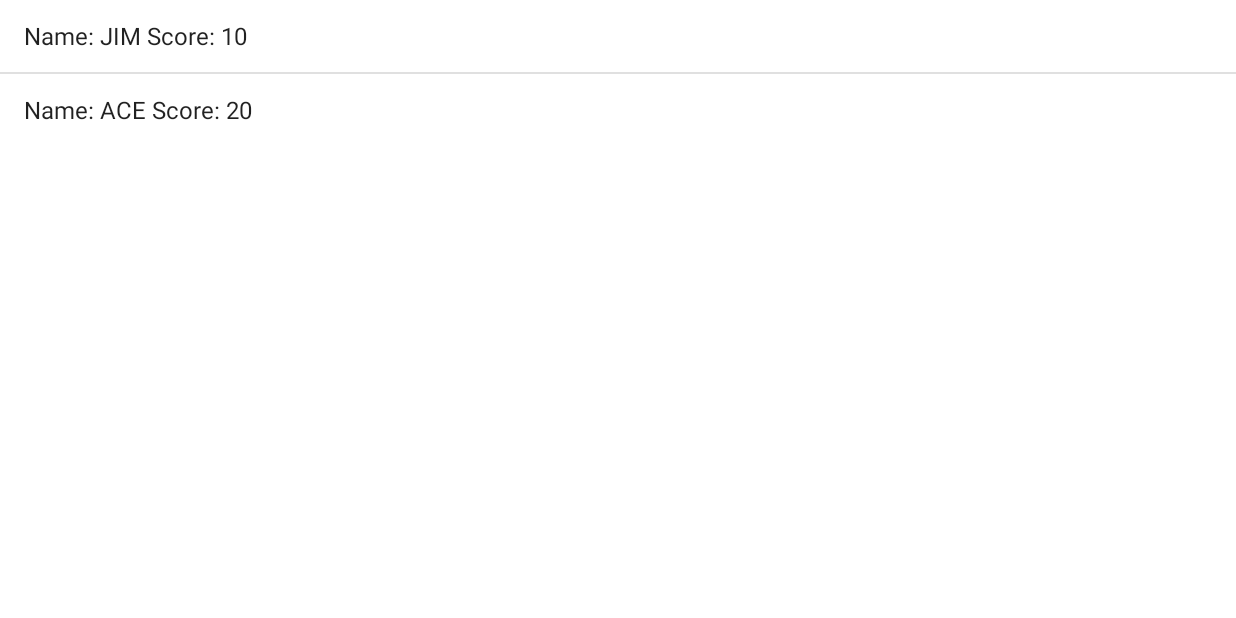
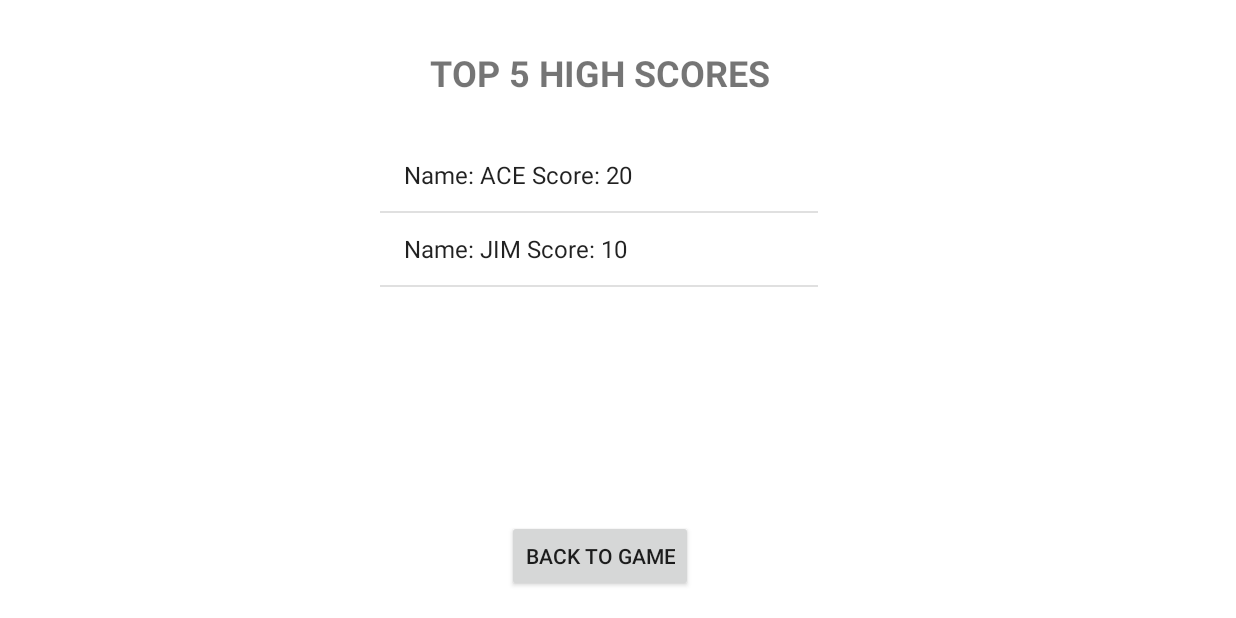
Before and after one commit to StevenK418/MemoryGameApp, an Android app: the HighScoreTable screen opened directly, with no data from a screen before it, on a phone screen of 824 x 412 dp (held sideways). Run offline under Robolectric (Android 15) with nearby library versions, the phone set to English and light mode, and no system bars.

Commit message:
=> Improved Game loop after High scores are shown.

```diff
--- a/app/src/main/java/com/example/memorygameapp/DatabaseManager.java
+++ b/app/src/main/java/com/example/memorygameapp/DatabaseManager.java
@@ -47,7 +47,10 @@ public class DatabaseManager extends SQLiteOpenHelper
         onCreate(db);
     }
 
-    // code to add the new contact
+    /**
+     * Creates a new record ion the db
+     * @param highscore
+     */
     void addRecordToDatabase(HighScore highscore)
     {
         SQLiteDatabase db = this.getWritableDatabase();
@@ -62,8 +65,12 @@ public class DatabaseManager extends SQLiteOpenHelper
         db.close(); // Closing database connection
     }
 
-    // code to update the single contact
-    public int updateHighscore(HighScore highscore)
+    /**
+     * Updates a given record in the db
+     * @param highscore
+     * @return
+     */
+    public int UpdateHighScore(HighScore highscore)
     {
         SQLiteDatabase db = this.getWritableDatabase();
 
@@ -89,7 +96,6 @@ public class DatabaseManager extends SQLiteOpenHelper
      * Returns the number of records held within the database
      * @return
      */
-    // Getting contacts Count
     public int getRecordCount()
     {
         int count = 0;
@@ -102,19 +108,54 @@ public class DatabaseManager extends SQLiteOpenHelper
         // return count
         return count;
     }
-    // code to get all contacts in a list view
-    public List<HighScore> getAllHighscore()
+
+    /**
+     * Get a score with a specific ID
+     * @param id
+     * @return
+     */
+    HighScore getHighScoreWithID(int id) {
+        SQLiteDatabase db = this.getReadableDatabase();
+
+        Cursor cursor = db.query(TABLE_HIGHSCORE,
+                                    new String[]
+                                    {
+                                        KEY_ID,
+                                        KEY_NAME, KEY_HIGHSCORE
+                                    }, KEY_ID + "=?",
+                                    new String[]
+                                    {
+                                        String.valueOf(id)
+                                    }, null, null, null, null);
+        if (cursor != null)
+        {
+            cursor.moveToFirst();
+        }
+
+
+        HighScore highscore = new HighScore(Integer.parseInt(cursor.getString(0)),
+                cursor.getString(1), Integer.parseInt(cursor.getString(2)));
+
+        // Return the High Score
+        return highscore;
+    }
+
+    /**
+     * Gets all the high scores saved in the db
+     * @return
+     */
+    public List<HighScore> getHighScores()
     {
         List<HighScore> highscoreList = new ArrayList<HighScore>();
 
-        // Select All Query
+        // SQL SELECT ALL STATEMENT
         String selectQuery = "SELECT  * FROM " + TABLE_HIGHSCORE;
 
         SQLiteDatabase db = this.getWritableDatabase();
 
         Cursor cursor = db.rawQuery(selectQuery, null);
 
-        // looping through all rows and adding to list
+        //Iterate through rows and add each to collection
         if (cursor.moveToFirst())
         {
             do
@@ -123,35 +164,41 @@ public class DatabaseManager extends SQLiteOpenHelper
                 highscore.setID(Integer.parseInt(cursor.getString(0)));
                 highscore.setName(cursor.getString(1));
                 highscore.setHighscore(Integer.parseInt(cursor.getString(2)));
-                // Adding contact to list
+                // Add High score to the list
                 highscoreList.add(highscore);
             } while (cursor.moveToNext());
         }
 
-        // return contact list
+        // Return the scores
         return highscoreList;
     }
 
-    // code to get the single contact
-    HighScore getHighScoreWithID(int id) {
-        SQLiteDatabase db = this.getReadableDatabase();
+    //TODO: TESTING GETTING TOP 5
+    public List<HighScore> GetTopFiveScores()
+    {
+        List<HighScore> topFiveHighscoreList = new ArrayList<HighScore>();
+        // Select All Query
 
-        Cursor cursor = db.query(TABLE_HIGHSCORE,
-                new String[]
-                {
-                    KEY_ID,
-                    KEY_NAME, KEY_HIGHSCORE
-                }, KEY_ID + "=?",
-                new String[]
-                {
-                    String.valueOf(id)
-                }, null, null, null, null);
-        if (cursor != null)
-            cursor.moveToFirst();
+        String selectFilterQuery = "SELECT id, name, highscore FROM " + TABLE_HIGHSCORE + " ORDER BY CAST(highscore as INTEGER) DESC LIMIT 5";
 
-        HighScore highscore = new HighScore(Integer.parseInt(cursor.getString(0)),
-                cursor.getString(1), Integer.parseInt(cursor.getString(2)));
-        // return contact
-        return highscore;
+        //Get access to the db
+        SQLiteDatabase db = this.getWritableDatabase();
+
+        Cursor cursor = db.rawQuery(selectFilterQuery, null);
+
+       //Iterate through each row and add to the list
+        if (cursor.moveToFirst()) {
+            do {
+
+                HighScore highscore = new HighScore();
+                highscore.setID(Integer.parseInt(cursor.getString(0)));
+                highscore.setName(cursor.getString(1));
+                highscore.setHighscore(Integer.parseInt(cursor.getString(2)));
+                //Add the record to the list
+                topFiveHighscoreList.add(highscore);
+            } while (cursor.moveToNext());
+        }
+        //Return the list of records
+        return topFiveHighscoreList;
     }
 }
--- a/app/src/main/java/com/example/memorygameapp/HighScoreTable.java
+++ b/app/src/main/java/com/example/memorygameapp/HighScoreTable.java
@@ -1,8 +1,7 @@
 package com.example.memorygameapp;
 
-import androidx.appcompat.app.AppCompatActivity;
-
 import android.app.ListActivity;
+import android.content.Intent;
 import android.os.Bundle;
 import android.view.View;
 import android.widget.ArrayAdapter;
@@ -20,34 +19,21 @@ public class HighScoreTable extends ListActivity {
         db = new DatabaseManager(this.getApplicationContext());
         // use the SimpleCursorAdapter to show the
         // elements in a ListView
-        List<HighScore> values = db.getAllHighscore();
+        //Get the top five scorers and display
+        List<HighScore> values = db.GetTopFiveScores();
 
         ArrayAdapter<HighScore> adapter = new ArrayAdapter<HighScore>(this,
                 android.R.layout.simple_list_item_1, values);
         setListAdapter(adapter);
     }
 
-//    // Will be called via the onClick attribute
-//    // of the buttons in main.xml
-//    public void onClick(View view) {
-//        @SuppressWarnings("unchecked")
-//        ArrayAdapter<HighScore> adapter = (ArrayAdapter<HighScore>) getListAdapter();
-//        HighScore highscore = null;
-//        switch (view.getId()) {
-//            case R.id.add:
-//                String inStr = userText.getText().toString();
-//                // save the new comment to the database
-//                HighScore = datasource.createComment(inStr);
-//                adapter.add(comment);
-//                break;
-//            case R.id.delete:
-//                if (getListAdapter().getCount() > 0) {
-//                    comment = (Comment) getListAdapter().getItem(0);
-//                    datasource.deleteComment(comment);
-//                    adapter.remove(comment);
-//                }
-//                break;
-//        }
-//        adapter.notifyDataSetChanged();
-//    }
+    /**
+     * Onclick event to return to the mainscreen
+     * @param view
+     */
+    public void doReturnToMain(View view)
+    {
+        Intent mainScreen = new Intent(this, MainActivity.class);
+        startActivity(mainScreen);
+    }
 }
--- a/app/src/main/java/com/example/memorygameapp/MainActivity.java
+++ b/app/src/main/java/com/example/memorygameapp/MainActivity.java
@@ -146,7 +146,7 @@ public class MainActivity extends AppCompatActivity
     {
         public void onTick(long millisUntilFinished)
         {
-            timeDisplay.setText("seconds remaining: " + millisUntilFinished / 1500);
+            timeDisplay.setText("Time Left: " + millisUntilFinished / 1500);
             n = gameSequence[counter];
             oneButton(n);
         }
--- a/app/src/main/java/com/example/memorygameapp/NewHighScore.java
+++ b/app/src/main/java/com/example/memorygameapp/NewHighScore.java
@@ -18,6 +18,7 @@ public class NewHighScore extends AppCompatActivity {
     protected void onCreate(Bundle savedInstanceState) {
         super.onCreate(savedInstanceState);
         setContentView(R.layout.activity_new_high_score);
+        getSupportActionBar ().hide ();
 
         scoreValue = findViewById(R.id.txtScoreValue);
         name = findViewById(R.id.txtName);
--- a/app/src/main/java/com/example/memorygameapp/PlayerGameScreen.java
+++ b/app/src/main/java/com/example/memorygameapp/PlayerGameScreen.java
@@ -168,7 +168,7 @@ public class PlayerGameScreen extends AppCompatActivity implements SensorEventLi
         public void onTick(long millisUntilFinished)
         {
             isInPlay = true;
-            timeDisplay.setText("seconds remaining: " + millisUntilFinished / 1500);
+            timeDisplay.setText("Time Left: " + millisUntilFinished / 1500);
         }
 
         public void onFinish()
--- a/app/src/main/res/layout/activity_high_score_table.xml
+++ b/app/src/main/res/layout/activity_high_score_table.xml
@@ -8,7 +8,58 @@
 
     <ListView
         android:id="@android:id/list"
-        android:layout_width="match_parent"
+        android:layout_width="292dp"
+        android:layout_height="209dp"
+        app:layout_constraintBottom_toTopOf="@+id/guideline8"
+        app:layout_constraintEnd_toStartOf="@+id/guideline10"
+        app:layout_constraintHorizontal_bias="0.489"
+        app:layout_constraintStart_toStartOf="@+id/guideline9"
+        app:layout_constraintTop_toBottomOf="@+id/textView" />
+
+    <androidx.constraintlayout.widget.Guideline
+        android:id="@+id/guideline8"
+        android:layout_width="wrap_content"
         android:layout_height="wrap_content"
-        />
+        android:orientation="horizontal"
+        app:layout_constraintGuide_begin="20dp"
+        app:layout_constraintGuide_percent=".8" />
+
+    <androidx.constraintlayout.widget.Guideline
+        android:id="@+id/guideline9"
+        android:layout_width="wrap_content"
+        android:layout_height="wrap_content"
+        android:orientation="vertical"
+        app:layout_constraintGuide_begin="20dp"
+        app:layout_constraintGuide_percent=".3" />
+
+    <androidx.constraintlayout.widget.Guideline
+        android:id="@+id/guideline10"
+        android:layout_width="wrap_content"
+        android:layout_height="wrap_content"
+        android:orientation="vertical"
+        app:layout_constraintGuide_percent="0.67" />
+
+    <TextView
+        android:id="@+id/textView"
+        android:layout_width="wrap_content"
+        android:layout_height="wrap_content"
+        android:layout_marginTop="32dp"
+        android:text="TOP 5 HIGH SCORES"
+        android:textSize="24sp"
+        android:textStyle="bold"
+        app:layout_constraintEnd_toStartOf="@+id/guideline10"
+        app:layout_constraintHorizontal_bias="0.504"
+        app:layout_constraintStart_toStartOf="@+id/guideline9"
+        app:layout_constraintTop_toTopOf="parent" />
+
+    <Button
+        android:id="@+id/button"
+        android:layout_width="wrap_content"
+        android:layout_height="wrap_content"
+        android:onClick="doReturnToMain"
+        android:text="BACK TO GAME"
+        app:layout_constraintBottom_toBottomOf="parent"
+        app:layout_constraintEnd_toStartOf="@+id/guideline10"
+        app:layout_constraintStart_toStartOf="@+id/guideline9"
+        app:layout_constraintTop_toTopOf="@+id/guideline8" />
 </androidx.constraintlayout.widget.ConstraintLayout>
--- a/app/src/main/res/layout/activity_main.xml
+++ b/app/src/main/res/layout/activity_main.xml
@@ -11,7 +11,7 @@
         android:id="@+id/txt_Time"
         android:layout_width="wrap_content"
         android:layout_height="wrap_content"
-        android:text="Hello World!"
+        android:text="CPU'S TURN!"
         app:layout_constraintBottom_toBottomOf="parent"
         app:layout_constraintEnd_toEndOf="parent"
         app:layout_constraintStart_toStartOf="parent"
--- a/app/src/main/res/layout/activity_player_game_screen.xml
+++ b/app/src/main/res/layout/activity_player_game_screen.xml
@@ -10,7 +10,7 @@
         android:id="@+id/txt_Time"
         android:layout_width="wrap_content"
         android:layout_height="wrap_content"
-        android:text="Hello World!"
+        android:text="YOUR TURN!"
         app:layout_constraintBottom_toBottomOf="parent"
         app:layout_constraintEnd_toEndOf="parent"
         app:layout_constraintStart_toStartOf="parent"
```
Also changed, not shown: app/src/main/java/com/example/memorygameapp/ScoreManager.java (+17 -19 lines), app/src/main/res/layout/activity_new_high_score.xml (+32 -10 lines).
